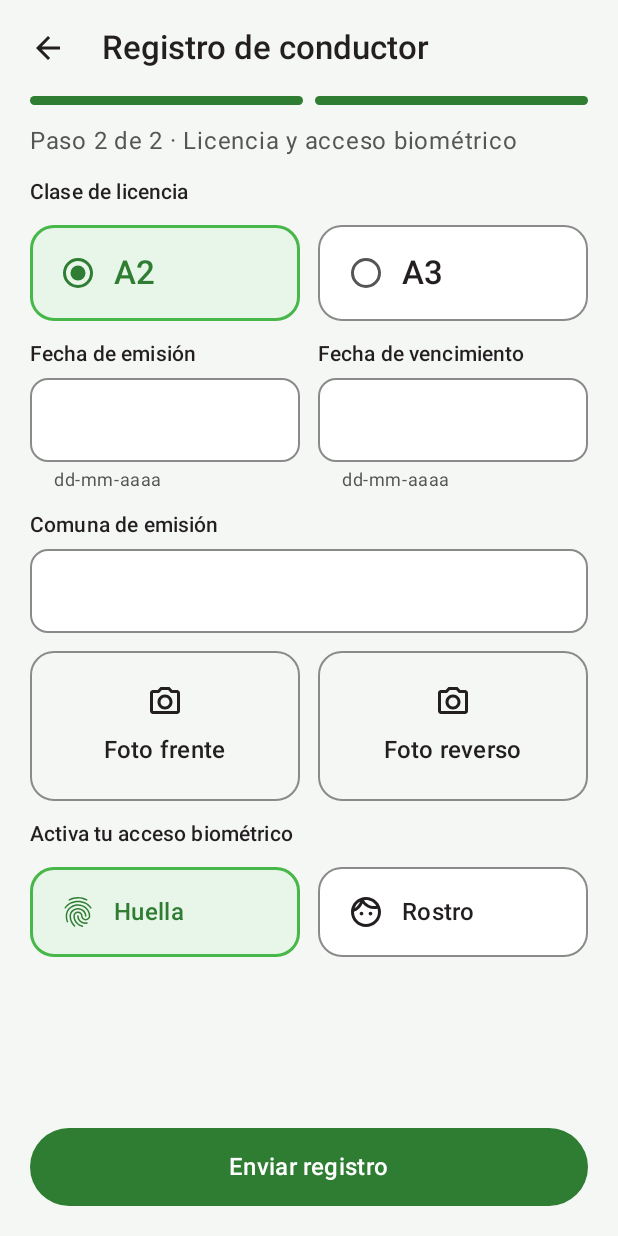
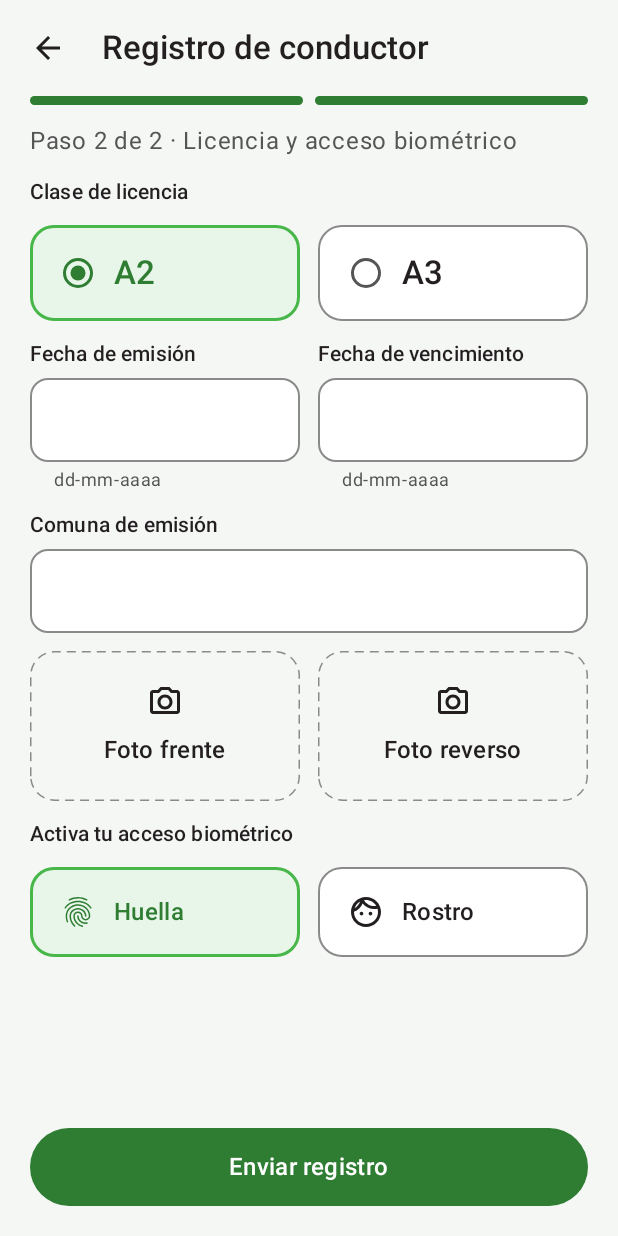
Before and after one commit to vantonio1104/Conatacoch, an Android app built with Jetpack Compose: the RegistroConductorPaso2Screen screen opened through its navigation route, on a phone screen of 412 x 824 dp. Run offline under Robolectric (Android 15) with nearby library versions, the phone set to English and light mode, and no system bars.

Commit message:
App: ajustes visuales según Figma (cabecera de servicio y fotos de licencia)
- Cabecera del servicio: título en una línea (titleLarge) y chip Detenido/En movimiento más compacto.
- Registro de conductor: recuadros de foto con borde punteado mientras falta la foto.

Co-Authored-By: Claude Opus 5.5 <noreply@anthropic.com>
Claude-Session: https://claude.ai/code/session_01MBkKrKcpywjPgkaiHxwun5

```diff
--- a/app/src/main/java/cl/conatacoch/app/ui/conductor/AuthConductorScreens.kt
+++ b/app/src/main/java/cl/conatacoch/app/ui/conductor/AuthConductorScreens.kt
@@ -48,6 +48,12 @@ import androidx.compose.runtime.setValue
 import androidx.compose.ui.Alignment
 import androidx.compose.ui.Modifier
 import androidx.compose.ui.draw.clip
+import androidx.compose.ui.draw.drawWithContent
+import androidx.compose.ui.geometry.CornerRadius
+import androidx.compose.ui.geometry.Offset
+import androidx.compose.ui.geometry.Size
+import androidx.compose.ui.graphics.PathEffect
+import androidx.compose.ui.graphics.drawscope.Stroke
 import androidx.compose.ui.platform.LocalContext
 import androidx.compose.ui.semantics.Role
 import androidx.compose.ui.text.input.KeyboardType
@@ -208,11 +214,22 @@ private fun BotonFoto(texto: String, lista: Boolean, modifier: Modifier, onClick
     val cs = MaterialTheme.colorScheme
     Surface(
         onClick = onClick,
-        modifier = modifier,
+        // Sin foto: borde punteado, como en Figma.
+        modifier = if (lista) modifier else modifier.drawWithContent {
+            drawContent()
+            val ancho = 1.dp.toPx()
+            drawRoundRect(
+                cs.outline,
+                topLeft = Offset(ancho / 2, ancho / 2),
+                size = Size(size.width - ancho, size.height - ancho),
+                cornerRadius = CornerRadius(16.dp.toPx()),
+                style = Stroke(ancho, pathEffect = PathEffect.dashPathEffect(floatArrayOf(6.dp.toPx(), 4.dp.toPx()))),
+            )
+        },
         shape = RoundedCornerShape(16.dp),
         color = if (lista) cs.primaryContainer else cs.background,
         contentColor = if (lista) Extra.verdeTexto else cs.onSurface,
-        border = BorderStroke(if (lista) 2.dp else 1.dp, if (lista) cs.secondary else cs.outline),
+        border = if (lista) BorderStroke(2.dp, cs.secondary) else null,
     ) {
         Column(Modifier.padding(vertical = 22.dp), horizontalAlignment = Alignment.CenterHorizontally) {
             Icon(if (lista) Icons.Filled.Check else Icons.Outlined.PhotoCamera, contentDescription = null)
--- a/app/src/main/java/cl/conatacoch/app/ui/conductor/ServicioScreens.kt
+++ b/app/src/main/java/cl/conatacoch/app/ui/conductor/ServicioScreens.kt
@@ -183,7 +183,7 @@ private fun CabeceraServicio(estado: String, colorEstado: Color, titulo: String,
         Row(verticalAlignment = Alignment.CenterVertically) {
             Column(Modifier.weight(1f)) {
                 Text(estado, color = colorEstado, style = MaterialTheme.typography.labelLarge, letterSpacing = 1.sp)
-                Text(titulo, color = Color.White, style = MaterialTheme.typography.headlineSmall)
+                Text(titulo, color = Color.White, style = MaterialTheme.typography.titleLarge, maxLines = 1)
             }
             if (s.enServicio) {
                 // En el prototipo se cambia a mano; después vendrá del GPS.
@@ -194,7 +194,7 @@ private fun CabeceraServicio(estado: String, colorEstado: Color, titulo: String,
                     contentColor = if (s.detenido) Color.Black else Color.White,
                     border = if (s.detenido) null else BorderStroke(1.dp, Color.White),
                 ) {
-                    Row(Modifier.padding(horizontal = 16.dp, vertical = 12.dp), verticalAlignment = Alignment.CenterVertically) {
+                    Row(Modifier.padding(horizontal = 14.dp, vertical = 8.dp), verticalAlignment = Alignment.CenterVertically) {
                         Icon(if (s.detenido) Icons.Filled.Pause else Icons.Filled.PlayArrow, contentDescription = null, Modifier.size(18.dp))
                         Spacer(Modifier.width(6.dp))
                         Text(if (s.detenido) "Detenido" else "En movimiento", style = MaterialTheme.typography.titleMedium)
```
